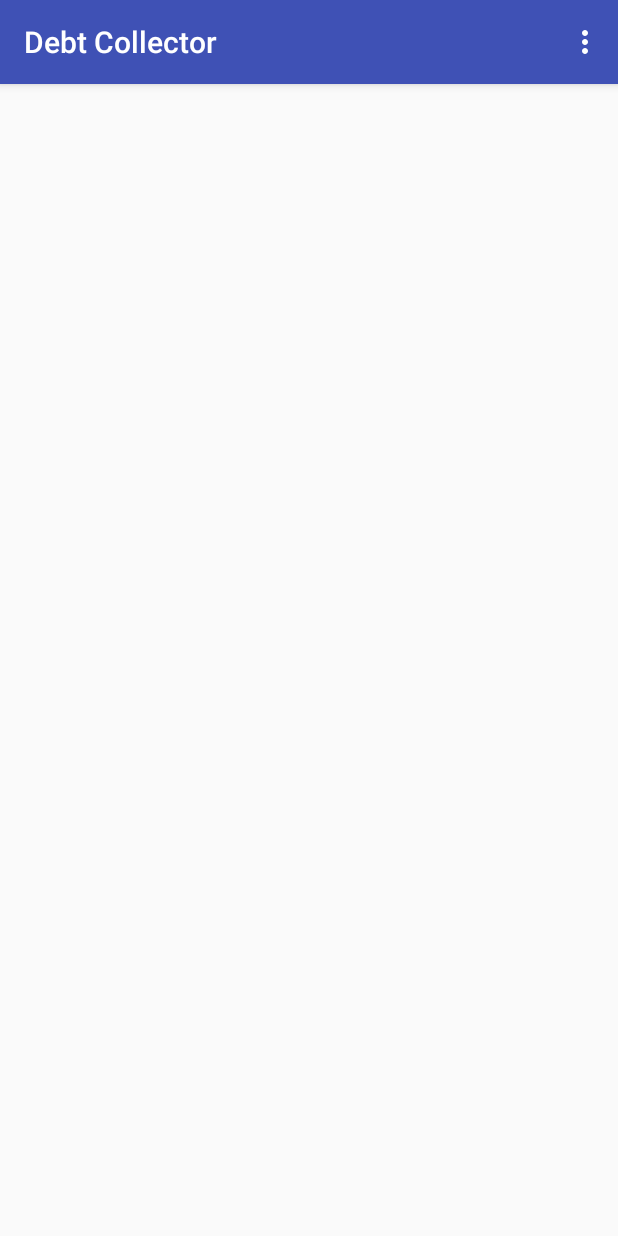
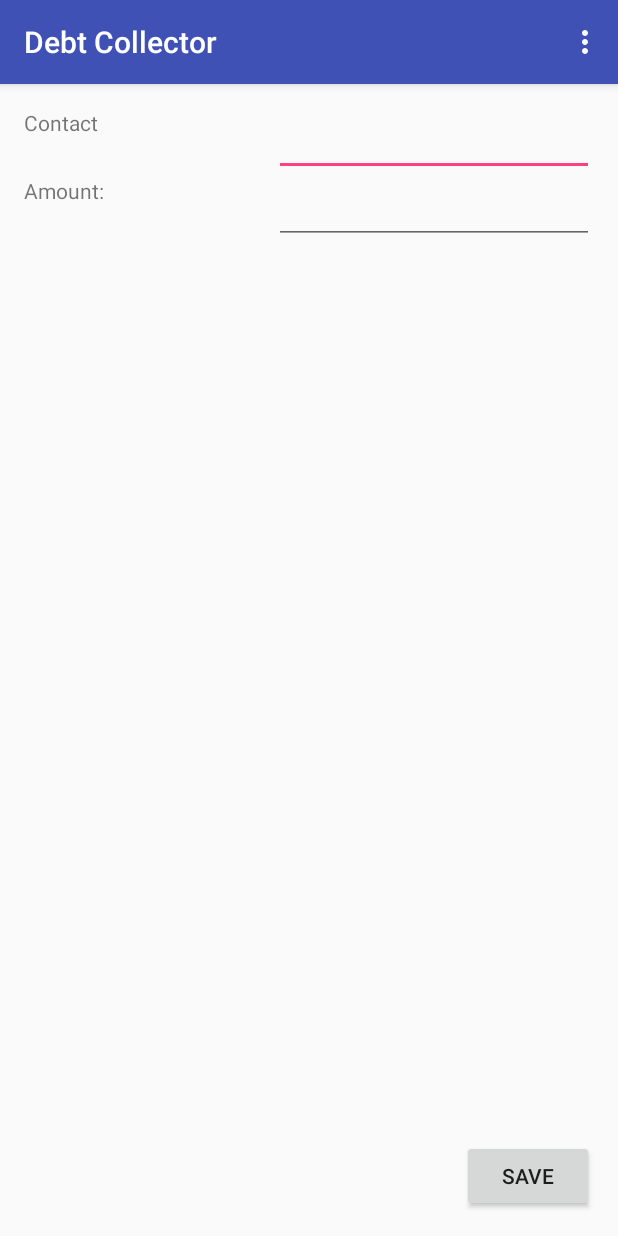
Before and after one commit to holgus103/DebtCollector, an Android app: the AddTransaction screen opened directly, with no data from a screen before it, on a phone screen of 412 x 824 dp. Run offline under Robolectric (Android 15) with nearby library versions, the phone set to English and light mode, and no system bars.

Commit message:
Add transaction
- AutoCompleteTextView in AddTransaction activity

```diff
--- a/app/src/main/java/debtcollector/holgus103/debtcollector/activities/AddTransaction.java
+++ b/app/src/main/java/debtcollector/holgus103/debtcollector/activities/AddTransaction.java
@@ -1,8 +1,18 @@
 package debtcollector.holgus103.debtcollector.activities;
 
+import android.database.Cursor;
 import android.os.Bundle;
+import android.provider.ContactsContract;
+import android.view.View;
+import android.widget.AdapterView;
+import android.widget.ArrayAdapter;
+import android.widget.AutoCompleteTextView;
+import android.widget.Button;
+import android.widget.SimpleCursorAdapter;
 
 import debtcollector.holgus103.debtcollector.R;
+import debtcollector.holgus103.debtcollector.db.dao.ContactsDao;
+import debtcollector.holgus103.debtcollector.db.tables.ContactsTable;
 
 public class AddTransaction extends DebtCollectorActivity {
 
@@ -10,5 +20,33 @@ public class AddTransaction extends DebtCollectorActivity {
     protected void onCreate(Bundle savedInstanceState) {
         super.onCreate(savedInstanceState);
         setContentView(R.layout.activity_add_transaction);
+        this.addActionListeners();
+        final SimpleCursorAdapter adapter = new SimpleCursorAdapter(
+                this,
+                R.layout.dropdown_item,
+                ContactsDao.getContacts(database),
+                new String[] {ContactsTable.DISPLAY_NAME},
+                new int[] {R.id.nameView}
+        );
+
+        adapter.setCursorToStringConverter(new SimpleCursorAdapter.CursorToStringConverter() {
+            @Override
+            public CharSequence convertToString(Cursor cursor) {
+                return cursor.getString(cursor.getColumnIndex(ContactsTable.DISPLAY_NAME));
+            }
+        });
+
+        AutoCompleteTextView autoTV = (AutoCompleteTextView)this.findViewById(R.id.contactSelectAutoComplete);
+        autoTV.setAdapter(adapter);
     }
+
+    private void addActionListeners() {
+        ((Button)this.findViewById(R.id.saveBtn)).setOnClickListener(new Button.OnClickListener() {
+            @Override
+            public void onClick(View v) {
+//                database.execSQL();
+            }
+        });
+    }
+
 }
--- /dev/null
+++ b/app/src/main/java/debtcollector/holgus103/debtcollector/controlls/AutoCompleteContacts.java
@@ -0,0 +1,19 @@
+package debtcollector.holgus103.debtcollector.controlls;
+
+import android.content.Context;
+import android.util.AttributeSet;
+import android.widget.AutoCompleteTextView;
+
+/**
+ * Created by Kuba on 15/12/2016.
+ */
+public class AutoCompleteContacts extends AutoCompleteTextView {
+    public AutoCompleteContacts(Context context) {
+        super(context);
+    }
+
+    @Override
+    protected void replaceText(CharSequence text) {
+        super.replaceText(text);
+    }
+}
--- a/app/src/main/res/layout/activity_add_transaction.xml
+++ b/app/src/main/res/layout/activity_add_transaction.xml
@@ -8,5 +8,51 @@
     android:paddingRight="@dimen/activity_horizontal_margin"
     android:paddingTop="@dimen/activity_vertical_margin"
     tools:context=".activities.AddTransaction">
+    <RelativeLayout
+        android:layout_width="match_parent"
+        android:layout_height="wrap_content"
+        android:id="@+id/contactSelect">
+    <TextView
+        android:layout_width="wrap_content"
+        android:layout_height="wrap_content"
+        android:text="@string/add_transation_contactSelectTextView"
+        android:id="@+id/contactSelectTextView"
+        android:layout_alignParentTop="true"
+        android:layout_alignParentStart="true" />
 
+    <AutoCompleteTextView
+        android:layout_width="wrap_content"
+        android:layout_height="wrap_content"
+        android:id="@+id/contactSelectAutoComplete"
+        android:ems="10"
+        android:layout_alignParentTop="true"
+        android:layout_alignParentEnd="true" />
+    </RelativeLayout>
+    <RelativeLayout
+        android:layout_width="match_parent"
+        android:layout_height="wrap_content"
+        android:layout_below="@+id/contactSelect">
+    <TextView
+        android:layout_width="wrap_content"
+        android:layout_height="wrap_content"
+        android:text="@string/add_transaction_amountTextView"
+        android:id="@+id/amountTextView"
+        android:layout_alignParentStart="true" />
+
+    <EditText
+        android:layout_width="wrap_content"
+        android:layout_height="wrap_content"
+        android:inputType="numberDecimal"
+        android:ems="10"
+        android:id="@+id/amountEditText"
+        android:layout_alignParentEnd="true" />
+    </RelativeLayout>
+
+    <Button
+        android:layout_width="wrap_content"
+        android:layout_height="wrap_content"
+        android:text="@string/add_transaction_saveBtn"
+        android:id="@+id/saveBtn"
+        android:layout_alignParentBottom="true"
+        android:layout_alignParentEnd="true" />
 </RelativeLayout>
--- /dev/null
+++ b/app/src/main/res/layout/dropdown_item.xml
@@ -0,0 +1,9 @@
+<?xml version="1.0" encoding="utf-8"?>
+<LinearLayout xmlns:android="http://schemas.android.com/apk/res/android"
+    android:orientation="vertical" android:layout_width="match_parent"
+    android:layout_height="match_parent">
+    <TextView
+        android:layout_width="match_parent"
+        android:layout_height="wrap_content"
+        android:id="@+id/nameView" />
+</LinearLayout>
--- a/app/src/main/res/values/strings.xml
+++ b/app/src/main/res/values/strings.xml
@@ -4,4 +4,7 @@
     <string name="contacts">Contacts</string>
     <string name="recent">Recent</string>
     <string name="archive">Archive</string>
+    <string name="add_transation_contactSelectTextView">Contact</string>
+    <string name="add_transaction_amountTextView">Amount:</string>
+    <string name="add_transaction_saveBtn">Save</string>
 </resources>
```
